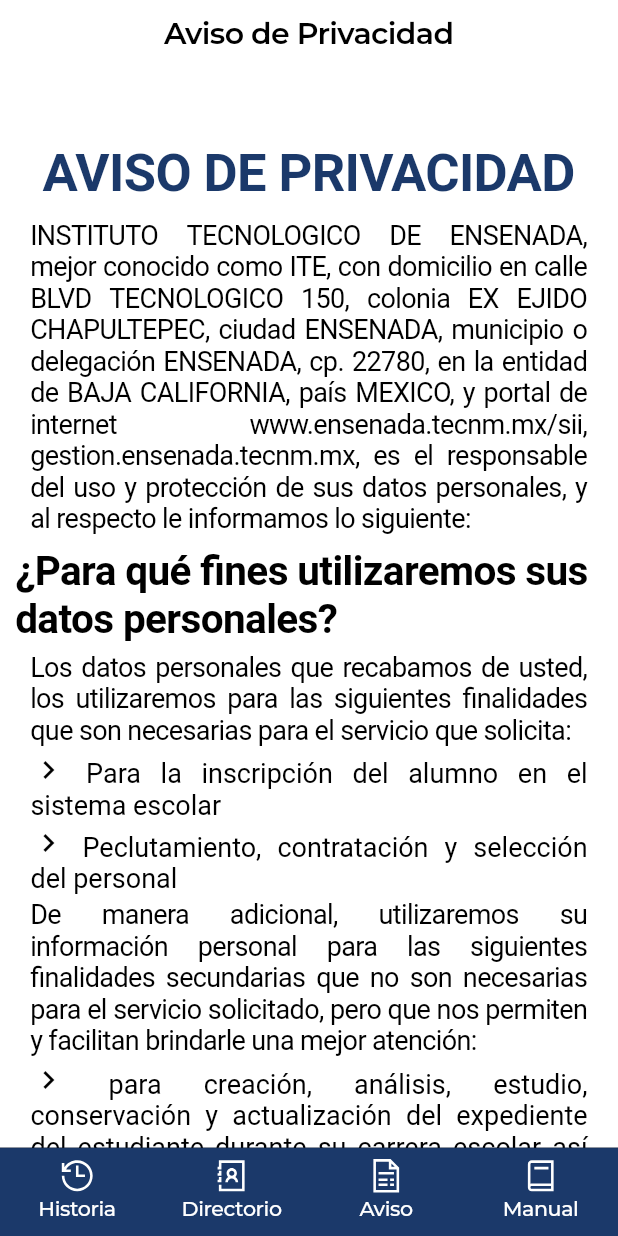
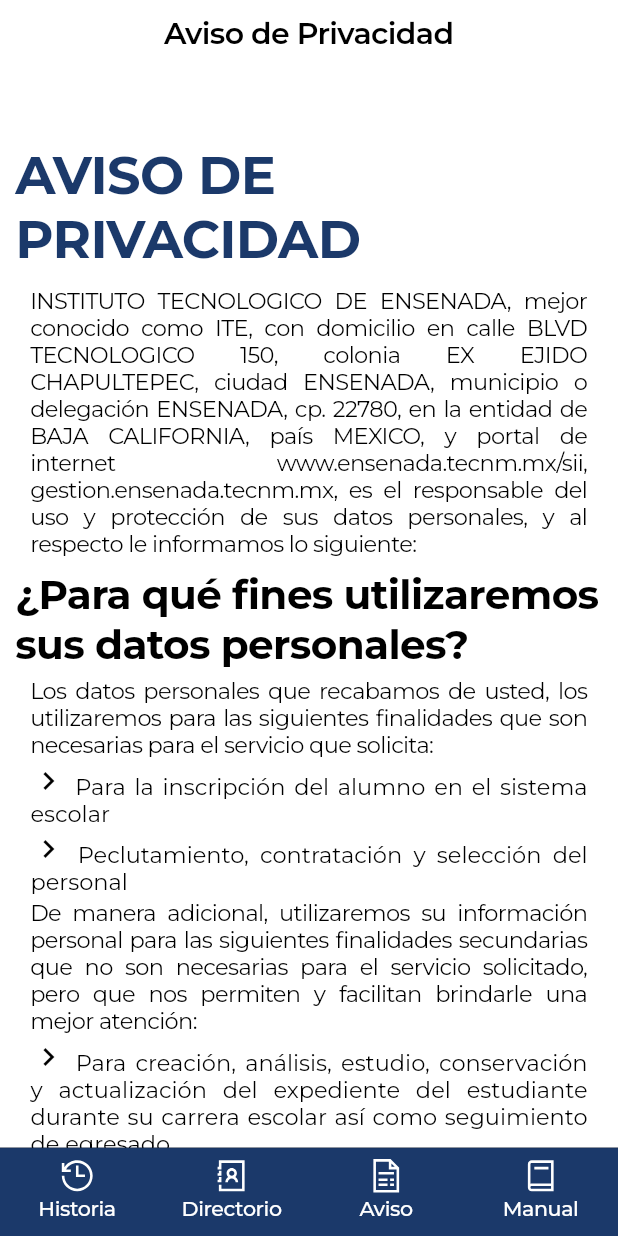
Before and after one commit to itsaizempoaltecatl/app_informativa_ite, a Flutter app: the screen it shows after launch, item 3 of the bottom bar chosen, on a phone screen of 412 x 824 dp. Run offline on Flutter 3.47's test engine with Material 2 defaults, Android fonts, the phone set to English and light mode, and no system bars; our stand-ins replace google_fonts, line_icons; missing offline and left inert: syncfusion_flutter_pdfviewer.

Commit message:
fuente en paragraphs y aviso
se pospuso el listview de aviso y se hizo con paragraphs,
las fuentes de paragraphs se cambiaron a montserrat

```diff
--- a/lib/aviso_privacidad/aviso_privacidad.dart
+++ b/lib/aviso_privacidad/aviso_privacidad.dart
@@ -1,8 +1,10 @@
+import 'package:app_informativa_ite/const/datosperso.dart';
 import 'package:app_informativa_ite/const/fonts.dart';
 import 'package:app_informativa_ite/const/nav_bar.dart';
 import 'package:flutter/cupertino.dart';
 import 'package:flutter/material.dart';
 import 'package:app_informativa_ite/widgets/paragraphs.dart';
+
 
 class Privacy extends StatelessWidget {
   const Privacy({Key? key}) : super(key: key);
@@ -17,6 +19,8 @@ class Privacy extends StatelessWidget {
       navigationBar: navBar('Aviso de Privacidad'),
       child: Container(
         color: Colors.white,
+        width: double.infinity,
+        height: double.infinity,
         child: SingleChildScrollView(
           child: Container(
                margin: EdgeInsets.only(
@@ -29,7 +33,8 @@ class Privacy extends StatelessWidget {
 
             color: Colors.white,
             child: Column(
-              children: [
+              mainAxisSize: MainAxisSize.max,
+              children:<Widget> [
                 t.title('AVISO DE PRIVACIDAD'),
                 t.paragraph('INSTITUTO TECNOLOGICO DE ENSENADA, mejor conocido como ITE, con domicilio en calle BLVD TECNOLOGICO 150, colonia EX EJIDO CHAPULTEPEC, ciudad ENSENADA, municipio o delegación ENSENADA, cp. 22780, en la entidad de BAJA CALIFORNIA, país MEXICO, y portal de internet www.ensenada.tecnm.mx/sii, gestion.ensenada.tecnm.mx, es el responsable del uso y protección de sus datos personales, y al respecto le informamos lo siguiente:',textAlign: TextAlign.justify),
                 t.subtitle('¿Para qué fines utilizaremos sus datos personales?'),
@@ -43,15 +48,35 @@ class Privacy extends StatelessWidget {
 
                 t.paragraph('De manera adicional, utilizaremos su información personal para las siguientes finalidades secundarias que no son necesarias para el servicio solicitado, pero que nos permiten y facilitan brindarle una mejor atención:',textAlign: TextAlign.justify),
 
-                t.listItemDescription(icon: const Icon(Icons.keyboard_arrow_right, color: Colors.black,), itemDescription:'para creación, análisis, estudio, conservación y actualización del expediente del estudiante durante su carrera escolar así como seguimiento de egresado'),
+                t.listItemDescription(icon: const Icon(Icons.keyboard_arrow_right, color: Colors.black,), itemDescription:'Para creación, análisis, estudio, conservación y actualización del expediente del estudiante durante su carrera escolar así como seguimiento de egresado.\n'),
                 t.paragraph('En caso de que no desee que sus datos personales sean tratados para estos fines secundarios, desde este momento usted nos puede comunicar lo anterior a través del siguiente mecanismo:',textAlign: TextAlign.justify),
                 t.paragraph('enviando un correo electrónico a computo@ite.edu.mxLa negativa para el uso de sus datos personales para estas finalidades no podrá ser un motivo para que le neguemos los servicios y productos que solicita o contrata con nosotros.',textAlign: TextAlign.justify),
                 t.subtitle('¿Qué datos personales utilizaremos para estos fines?'),
                 const SizedBox(
                 height: 5,
               ),
-                t.paragraph('Para llevar a cabo las finalidades descritas en el presente aviso de privacidad, utilizaremos los siguientes datos personales:',textAlign: TextAlign.justify),
+                t.paragraph('Para llevar a cabo las finalidades descritas en el presente aviso de privacidad, utilizaremos los siguientes datos personales:\n',textAlign: TextAlign.justify),
                 /*list builder que no pude hacer por que soy noob**/
+
+                t.paragraph("•Nombre\n•Estado Civil\n•Registro Federal de Contribuyentes(RFC)\n•Clave única de Registro de Población (CURP)\n•Lugar de nacimiento\n•Fecha de nacimiento\n•Nacionalidad\n•Domicilio\n•Teléfono particular\n•Teléfono celular\n•Correo electrónico\n•Edad\n•Fotografía\n•Señas particulares\n•Tipo de sangre\n•Puesto o cargo que desempeña\n•Domicilio de trabajo\n•Correo electrónico institucional\n•Teléfono institucional\n•Referencias laborales\n•Información generada durante los procesos de reclutamiento, selección y contratación\n•Capacitación laboral\n•Trayectoria educativa\n•Títulos\n•Cédula profesional\n•Certificados\n•Reconocimientos\n•Datos de identificación\n•Datos de contacto\n•Datos académicos"),
+
+
+
+
+
+
+
+
+
+
+
+
+
+
+
+
+
+
                 t.paragraph('Además de los datos personales mencionados anteriormente, para las finalidades informadas en el presente aviso de privacidad utilizaremos los siguientes datos personales considerados como sensibles, que requieren de especial protección:',textAlign: TextAlign.justify),
                  t.listItemDescription(icon: const Icon(Icons.keyboard_arrow_right, color: Colors.black,), itemDescription:'Datos de salud',),
 
--- a/lib/widgets/paragraphs/const/font.dart
+++ b/lib/widgets/paragraphs/const/font.dart
@@ -1,5 +1,5 @@
 double titleFontSize = 35;
 double subtitleFontSize = 27;
-double paragraphFontSize = 18;
-double fontSizeName = 18;
-double fontSizeDescription = 18;
+double paragraphFontSize = 15;
+double fontSizeName = 15;
+double fontSizeDescription = 15;
--- a/lib/widgets/paragraphs/plist_item_description.dart
+++ b/lib/widgets/paragraphs/plist_item_description.dart
@@ -1,4 +1,5 @@
 import 'package:app_informativa_ite/widgets/paragraphs/bundle.dart';
+
 
 Widget lsymbol = const Text('');
 
@@ -32,19 +33,15 @@ class PlistItemDescription extends StatelessWidget {
                   (number != null
                       ? Text(
                           number.toString() + '. ',
-                          style: TextStyle(
-                            fontWeight: FontWeight.bold,
-                            fontSize: fontSizeName,
-                          ),
+                          style: textStyleMonserrat(
+                              fontWeight: FontWeight.bold, size: fontSizeName),
                         )
                       : lsymbol),
             ),
             TextSpan(
               text: itemName,
-              style: TextStyle(
-                fontWeight: FontWeight.bold,
-                fontSize: fontSizeName,
-              ),
+              style: textStyleMonserrat(
+                  fontWeight: FontWeight.bold, size: fontSizeName),
             ),
             TextSpan(
               text: ' ',
@@ -55,10 +52,8 @@ class PlistItemDescription extends StatelessWidget {
             ),
             TextSpan(
               text: itemDescription,
-              style: TextStyle(
-                color: Colors.black,
-                fontSize: fontSizeDescription,
-              ),
+              style: textStyleMonserrat(
+                  size: fontSizeDescription, color: Colors.black),
             ),
           ],
         ),
--- a/lib/widgets/paragraphs/pparagraph.dart
+++ b/lib/widgets/paragraphs/pparagraph.dart
@@ -13,7 +13,7 @@ class Pparagraph extends StatelessWidget {
       child: Text(
         paragraph ?? "",
         textAlign: textAlign,
-        style: TextStyle(fontSize: paragraphFontSize),
+        style: textStyleMonserrat(size: paragraphFontSize)
       ),
     );
   }
--- a/lib/widgets/paragraphs/psubtitle.dart
+++ b/lib/widgets/paragraphs/psubtitle.dart
@@ -13,10 +13,8 @@ class Psubtitle extends StatelessWidget {
       margin: const EdgeInsets.fromLTRB(0, 5, 0, 0),
       child: Text(
         subtitle ?? "",
-        style: TextStyle(
-          fontSize: subtitleFontSize,
-          fontWeight: FontWeight.bold,
-        ),
+        style: textStyleMonserrat(
+            size: subtitleFontSize, fontWeight: FontWeight.bold),
       ),
     );
   }
--- a/lib/widgets/paragraphs/ptitle.dart
+++ b/lib/widgets/paragraphs/ptitle.dart
@@ -13,11 +13,8 @@ class Ptitle extends StatelessWidget {
       margin: const EdgeInsets.fromLTRB(0, 10, 0, 10),
       child: Text(
         title ?? "",
-        style: TextStyle(
-          fontSize: titleFontSize,
-          color: blueIte,
-          fontWeight: FontWeight.bold,
-        ),
+        style: textStyleMonserrat(
+            size: titleFontSize, color: blueIte, fontWeight: FontWeight.bold),
       ),
     );
   }
```
